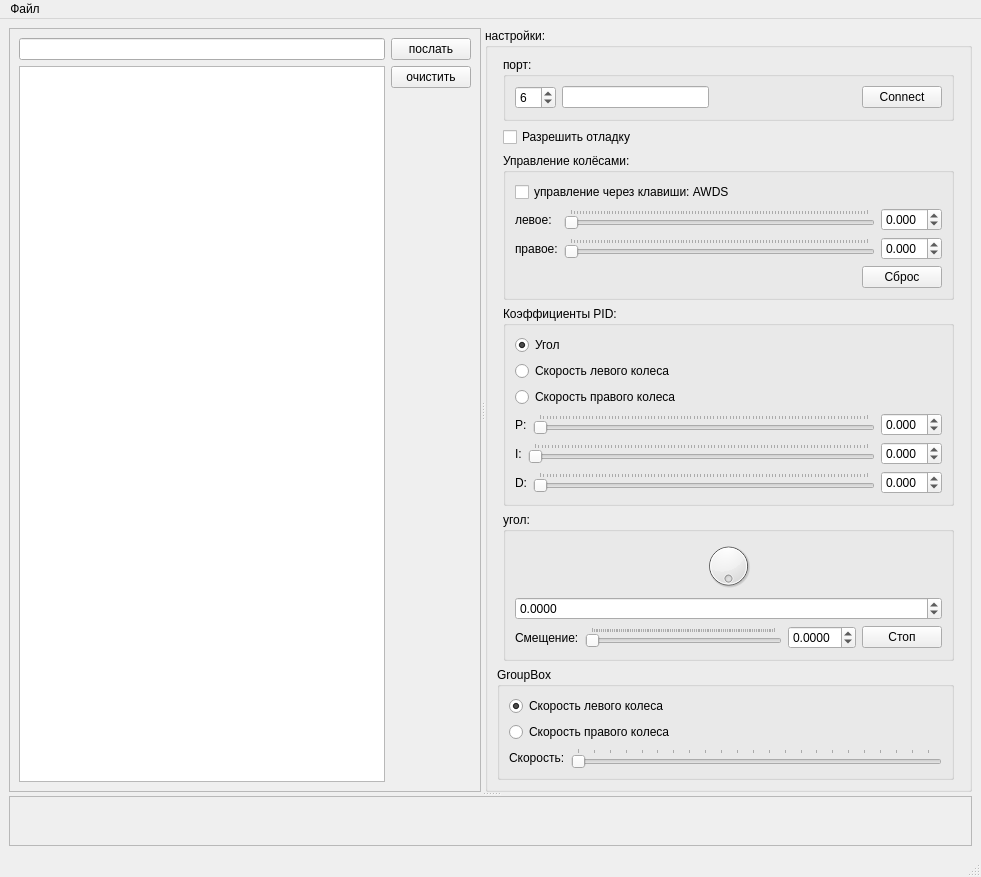
Before: the Qt Designer form python_test/interface/main_window.ui in AlexLexx706/robocar, drawn with Qt 5.
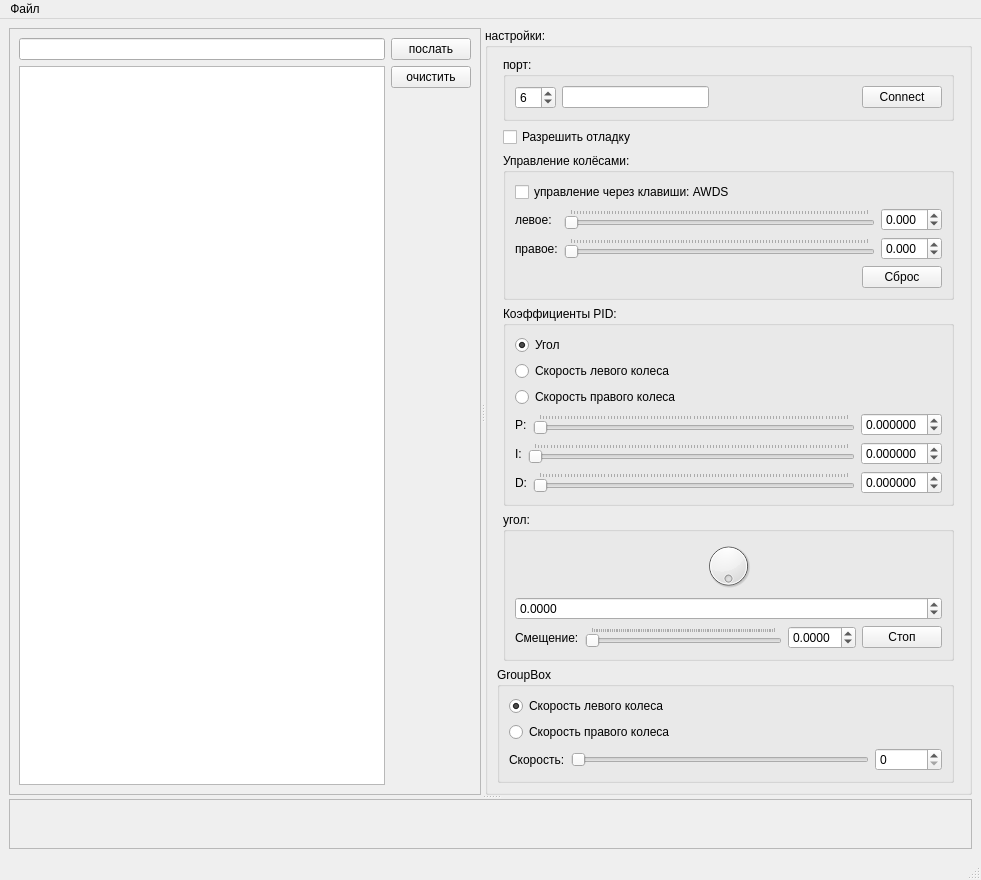
After: the same form once the commit is applied.

Diff of the .ui file:
```diff
--- a/python_test/interface/main_window.ui
+++ b/python_test/interface/main_window.ui
@@ -273,7 +273,7 @@
               <item>
                <widget class="QDoubleSpinBox" name="doubleSpinBox_p">
                 <property name="decimals">
-                 <number>3</number>
+                 <number>6</number>
                 </property>
                 <property name="minimum">
                  <double>-5.000000000000000</double>
@@ -316,7 +316,7 @@
               <item>
                <widget class="QDoubleSpinBox" name="doubleSpinBox_i">
                 <property name="decimals">
-                 <number>3</number>
+                 <number>6</number>
                 </property>
                 <property name="minimum">
                  <double>-5.000000000000000</double>
@@ -359,7 +359,7 @@
               <item>
                <widget class="QDoubleSpinBox" name="doubleSpinBox_d">
                 <property name="decimals">
-                 <number>3</number>
+                 <number>6</number>
                 </property>
                 <property name="minimum">
                  <double>-5.000000000000000</double>
@@ -578,10 +578,10 @@
               <item>
                <widget class="QSlider" name="horizontalSlider_speed">
                 <property name="minimum">
-                 <number>16</number>
+                 <number>0</number>
                 </property>
                 <property name="maximum">
-                 <number>240</number>
+                 <number>233003000</number>
                 </property>
                 <property name="pageStep">
                  <number>10</number>
@@ -590,7 +590,14 @@
                  <enum>Qt::Horizontal</enum>
                 </property>
                 <property name="tickPosition">
-                 <enum>QSlider::TicksAbove</enum>
+                 <enum>QSlider::NoTicks</enum>
+                </property>
+               </widget>
+              </item>
+              <item>
+               <widget class="QSpinBox" name="spinBox">
+                <property name="maximum">
+                 <number>233003000</number>
                 </property>
                </widget>
               </item>
```
Left out of the diff: 43 changed lines with no effect on the pictures.
